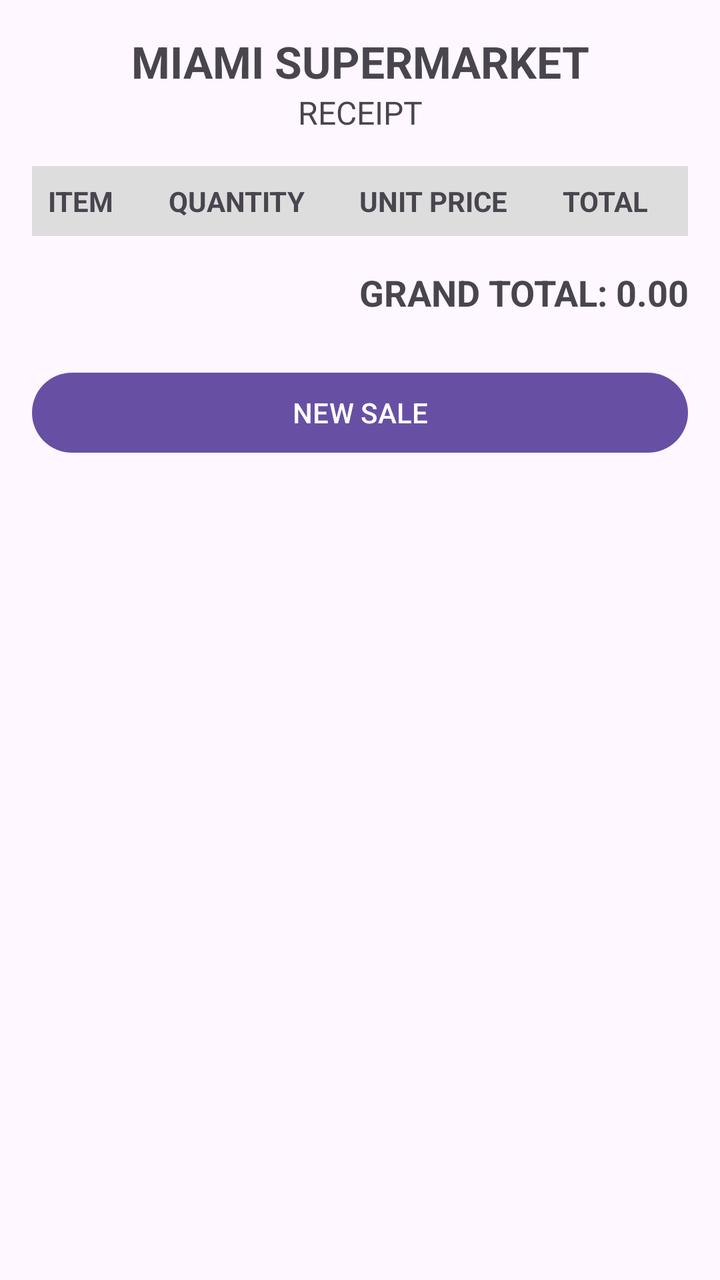
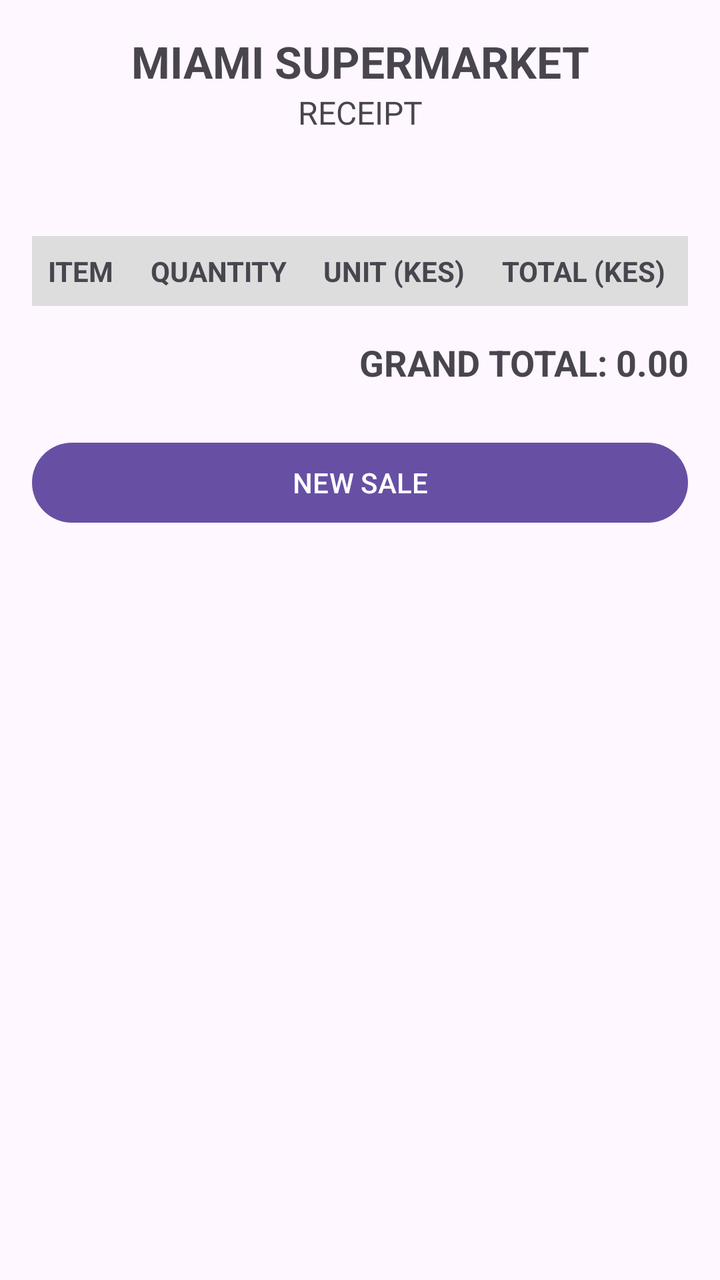

The first picture is an Android layout as it rendered before a commit; the second is the same layout after the commit. The layout source and the unified diff follow.
<!-- AndroidManifest.xml: application theme Theme.Miamisupermarket -->
<!-- res/layout/activity_receipt.xml -->
<?xml version="1.0" encoding="utf-8"?>
<ScrollView xmlns:android="http://schemas.android.com/apk/res/android"
    android:layout_width="match_parent"
    android:layout_height="match_parent"
    android:fillViewport="true">

    <LinearLayout
        android:layout_width="match_parent"
        android:layout_height="wrap_content"
        android:orientation="vertical"
        android:padding="16dp">

        <TextView
            android:layout_width="match_parent"
            android:layout_height="wrap_content"
            android:gravity="center"
            android:text="MIAMI SUPERMARKET"
            android:textSize="22sp"
            android:textStyle="bold" />

        <TextView
            android:layout_width="match_parent"
            android:layout_height="wrap_content"
            android:layout_marginBottom="16dp"
            android:gravity="center"
            android:text="RECEIPT"
            android:textSize="16sp" />

        <TableLayout
            android:id="@+id/receiptTable"
            android:layout_width="match_parent"
            android:layout_height="wrap_content"
            android:stretchColumns="*">

            <TableRow android:background="#DDDDDD">
                <TextView android:padding="8dp" android:text="ITEM" android:textStyle="bold" />
                <TextView android:padding="8dp" android:text="QUANTITY" android:textStyle="bold" />
                <TextView android:padding="8dp" android:text="UNIT PRICE" android:textStyle="bold" />
                <TextView android:padding="8dp" android:text="TOTAL" android:textStyle="bold" />
            </TableRow>
        </TableLayout>

        <TextView
            android:id="@+id/tvGrandTotal"
            android:layout_width="match_parent"
            android:layout_height="wrap_content"
            android:layout_marginTop="16dp"
            android:gravity="end"
            android:text="GRAND TOTAL: 0.00"
            android:textSize="18sp"
            android:textStyle="bold" />

        <Button
            android:id="@+id/btnNewSale"
            android:layout_width="match_parent"
            android:layout_height="wrap_content"
            android:layout_marginTop="24dp"
            android:text="NEW SALE" />
    </LinearLayout>
</ScrollView>
<!-- resources referenced by this layout -->
<resources>
  <style name="Theme.Miamisupermarket" parent="Base.Theme.Miamisupermarket" />
  <style name="Base.Theme.Miamisupermarket" parent="Theme.Material3.DayNight.NoActionBar">
          
          
      </style>
</resources>

<!-- the commit's change to res/layout/activity_receipt.xml (unified diff, before → after) -->
@@ -26,6 +26,14 @@
             android:text="RECEIPT"
             android:textSize="16sp" />
 
+        <TextView
+            android:id="@+id/tvReceiptDate"
+            android:layout_width="match_parent"
+            android:layout_height="wrap_content"
+            android:layout_marginBottom="16dp"
+            android:gravity="center"
+            android:text="" />
+
         <TableLayout
             android:id="@+id/receiptTable"
             android:layout_width="match_parent"
@@ -35,8 +43,8 @@
             <TableRow android:background="#DDDDDD">
                 <TextView android:padding="8dp" android:text="ITEM" android:textStyle="bold" />
                 <TextView android:padding="8dp" android:text="QUANTITY" android:textStyle="bold" />
-                <TextView android:padding="8dp" android:text="UNIT PRICE" android:textStyle="bold" />
-                <TextView android:padding="8dp" android:text="TOTAL" android:textStyle="bold" />
+                <TextView android:padding="8dp" android:text="UNIT (KES)" android:textStyle="bold" />
+                <TextView android:padding="8dp" android:text="TOTAL (KES)" android:textStyle="bold" />
             </TableRow>
         </TableLayout>
 
